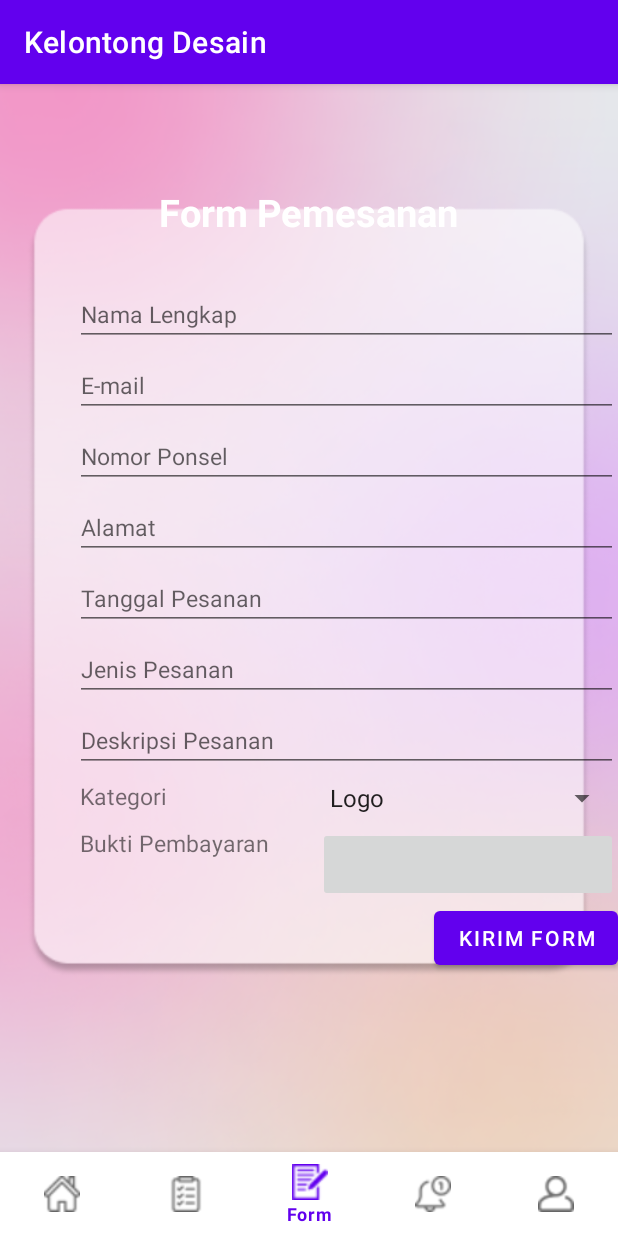
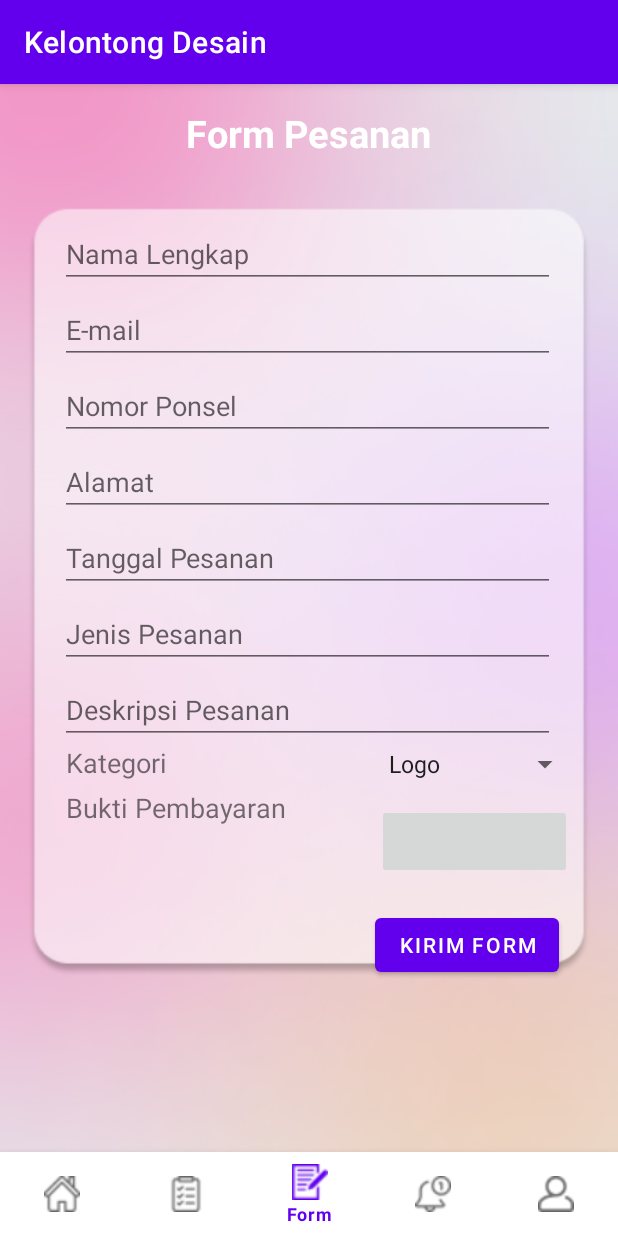
Before and after one commit to rahmarmd/project, an Android app: the screen it shows after launch (MainActivity), item 3 of the bottom bar chosen, on a phone screen of 412 x 824 dp. Run offline under Robolectric (Android 15) with nearby library versions, the phone set to English and light mode, and no system bars.

Commit message:
update fragment form 2

```diff
--- a/app/src/main/res/layout/fragment_form.xml
+++ b/app/src/main/res/layout/fragment_form.xml
@@ -1,165 +1,182 @@
 <?xml version="1.0" encoding="utf-8"?>
-<RelativeLayout xmlns:android="http://schemas.android.com/apk/res/android"
+<LinearLayout xmlns:android="http://schemas.android.com/apk/res/android"
+    xmlns:app="http://schemas.android.com/apk/res-auto"
     xmlns:tools="http://schemas.android.com/tools"
     android:layout_width="match_parent"
     android:layout_height="match_parent"
+    android:orientation="vertical"
     android:background="@drawable/back"
-    tools:context=".FormFragment"
-    android:gravity="center">
+    tools:context=".FormFragment">
 
-    <!-- TODO: Update blank fragment layout -->
     <TextView
-        android:id="@+id/jdl1"
         android:layout_width="wrap_content"
         android:layout_height="wrap_content"
-        android:layout_centerHorizontal="true"
-        android:layout_marginTop="20dp"
-        android:text="Form Pemesanan"
+        android:layout_margin="15dp"
+        android:layout_marginBottom="80dp"
+        android:layout_marginTop="10dp"
+        android:layout_gravity="center"
+        android:textStyle="bold"
         android:textColor="@color/white"
-        android:textSize="25dp"
-        android:textStyle="bold"
-        android:layout_gravity="center"/>
+        android:text="Form Pesanan"
+        android:textSize="25dp" />
 
-    <!--Nama Lengkap-->
+<!--    Nama Lengkap-->
     <EditText
         android:id="@+id/nm"
-        android:layout_width="wrap_content"
+        android:layout_width="330dp"
         android:layout_height="wrap_content"
+        android:layout_marginLeft="40dp"
+        android:layout_marginTop="25dp"
+        android:ems="10"
+        android:gravity="left"
         android:hint="Nama Lengkap"
-        android:ems="22"
-        android:layout_marginLeft="50dp"
         android:inputType="textPersonName"
-        android:layout_below="@id/jdl1"
-        android:layout_marginTop="30dp"
-        android:textSize="15sp"/>
+        android:textSize="18sp" />
 
-    <!--E-mail-->
+<!--    Email-->
     <EditText
         android:id="@+id/mail"
-        android:layout_width="wrap_content"
+        android:layout_width="330dp"
         android:layout_height="wrap_content"
+        android:layout_marginLeft="40dp"
+        android:layout_marginTop="5dp"
+        android:ems="10"
+        android:gravity="left"
         android:hint="E-mail"
-        android:ems="22"
-        android:layout_marginLeft="50dp"
         android:inputType="textEmailAddress"
-        android:layout_below="@id/nm"
-        android:layout_marginTop="5dp"
-        android:textSize="15sp"/>
+        android:textSize="18sp" />
 
-    <!--Nomor Ponsel-->
+<!--    Nomor Ponsel-->
         <EditText
             android:id="@+id/no"
-        android:layout_width="wrap_content"
+            android:layout_width="330dp"
             android:layout_height="wrap_content"
             android:hint="Nomor Ponsel"
-        android:ems="22"
-        android:layout_marginLeft="50dp"
+            android:ems="10"
+            android:layout_marginLeft="40dp"
+            android:layout_marginTop="5dp"
+            android:gravity="left"
             android:inputType="phone"
-        android:layout_below="@id/mail"
-        android:layout_marginTop="5dp"
-        android:textSize="15sp"/>
+            android:textSize="18sp"/>
 
         <!--Alamat-->
         <EditText
             android:id="@+id/alamat"
-        android:layout_width="wrap_content"
+            android:layout_width="330dp"
             android:layout_height="wrap_content"
-        android:layout_below="@id/no"
-        android:layout_marginLeft="50dp"
+            android:layout_marginLeft="40dp"
             android:layout_marginTop="5dp"
-        android:ems="22"
+            android:gravity="left"
+            android:ems="10"
             android:hint="Alamat"
             android:inputType="textLongMessage"
-        android:textSize="15sp" />
+            android:textSize="18sp" />
 
         <!--Tgl Pesan-->
         <EditText
             android:id="@+id/tgl"
-        android:layout_width="wrap_content"
+            android:layout_width="330dp"
             android:layout_height="wrap_content"
             android:hint="Tanggal Pesanan"
-        android:ems="22"
-        android:layout_marginLeft="50dp"
+            android:ems="10"
+            android:layout_marginLeft="40dp"
+            android:gravity="left"
             android:inputType="date"
-        android:layout_below="@id/alamat"
             android:layout_marginTop="5dp"
-        android:textSize="15sp"/>
+            android:textSize="18sp"/>
 
         <!--Jns Pesanan-->
         <EditText
             android:id="@+id/jns"
-        android:layout_width="wrap_content"
+            android:layout_width="330dp"
             android:layout_height="wrap_content"
-        android:layout_below="@id/tgl"
-        android:layout_marginLeft="50dp"
+            android:layout_marginLeft="40dp"
             android:layout_marginTop="5dp"
-        android:ems="22"
+            android:gravity="left"
+            android:ems="10"
             android:hint="Jenis Pesanan"
             android:inputType="text"
-        android:textSize="15sp" />
+            android:textSize="18sp" />
 
         <!--Desk Pesanan-->
         <EditText
             android:id="@+id/desk"
+            android:layout_width="330dp"
+            android:layout_height="wrap_content"
+            android:hint="Deskripsi Pesanan"
+            android:ems="10"
+            android:layout_marginLeft="40dp"
+            android:inputType="textLongMessage"
+            android:layout_marginTop="5dp"
+            android:gravity="left"
+            android:textSize="18sp"/>
+
+
+<!--    <Button-->
+<!--        android:id="@+id/btnlogin"-->
+<!--        android:layout_width="match_parent"-->
+<!--        android:layout_height="wrap_content"-->
+<!--        android:layout_below="@+id/txtpass"-->
+<!--        android:layout_margin="30dp"-->
+<!--        android:text="Login" />-->
+
+    <LinearLayout
         android:layout_width="wrap_content"
         android:layout_height="wrap_content"
-        android:hint="Deskripsi Pesanan"
-        android:ems="22"
-        android:layout_marginLeft="50dp"
-        android:inputType="textLongMessage"
-        android:layout_below="@id/jns"
-        android:layout_marginTop="5dp"
-        android:textSize="15sp"/>
-
-    <!--Kategori-->
+        android:orientation="horizontal"
+        android:layout_marginLeft="44dp">
         <TextView
-        android:id="@+id/ktg"
             android:layout_width="wrap_content"
             android:layout_height="wrap_content"
-        android:layout_below="@id/desk"
-        android:layout_marginLeft="53dp"
-        android:layout_marginTop="5dp"
-        android:text="Kategori"
-        android:textSize="15sp"/>
+            android:text="Kategori                              "
+            android:textStyle="normal"
+            android:textSize="18sp"
+            android:textAlignment="textStart" />
         <Spinner
             android:id="@+id/pilihktg"
-        android:layout_width="200dp"
-        android:layout_height="wrap_content"
-        android:layout_below="@id/desk"
-        android:layout_alignRight="@id/tgl"
-        android:layout_marginLeft="185dp"
-        android:layout_marginTop="5dp"
-        android:entries="@array/jenis_pesanan" />
-
-
-    <!--Bukti Pembayaran-->
-    <TextView
-        android:id="@+id/bukti"
             android:layout_width="wrap_content"
             android:layout_height="wrap_content"
-        android:layout_below="@id/ktg"
-        android:layout_marginLeft="53dp"
-        android:layout_marginTop="10dp"
-        android:text="Bukti Pembayaran"
-        android:textSize="15sp" />
+            android:entries="@array/jenis_pesanan"/>
+    </LinearLayout>
+
+    <LinearLayout
+        android:layout_width="wrap_content"
+        android:layout_height="wrap_content"
+        android:orientation="horizontal"
+        android:layout_marginLeft="44dp"
+        android:layout_marginTop="5dp">
+        <TextView
+            android:layout_width="wrap_content"
+            android:layout_height="wrap_content"
+            android:text="Bukti Pembayaran             "
+            android:textStyle="normal"
+            android:textSize="18sp"
+            android:textAlignment="textStart" />
             <ImageButton
                 android:id="@+id/gbr"
-        android:layout_width="200dp"
+                android:layout_width="130dp"
                 android:layout_height="50dp"
-        android:layout_below="@id/ktg"
-        android:layout_marginLeft="185dp"
-        android:layout_alignRight="@id/desk"
+                android:layout_alignRight="@id/pilihktg"
                 android:layout_marginTop="10dp"/>
+    </LinearLayout>
 
-    <!--Button-->
+<!--        <Button-->
+<!--            android:id="@+id/btnlogin"-->
+<!--            android:layout_width="wrap_content"-->
+<!--            android:layout_height="wrap_content"-->
+<!--            android:layout_below="@+id/txtpass"-->
+<!--            android:layout_margin="30dp"-->
+<!--            android:text="Login"-->
+<!--            -->
+<!--            />-->
         <Button
             android:layout_width="wrap_content"
             android:layout_height="wrap_content"
             android:text="Kirim Form"
-        android:layout_below="@id/gbr"
-        android:layout_marginBottom="70dp"
-        android:layout_alignRight="@id/gbr"
+            android:layout_marginBottom="25dp"
             android:id="@+id/button"
-        android:onClick="kirimform"/>
+            android:onClick="kirimform"
+            android:layout_marginLeft="250dp"
+            android:layout_marginTop="20dp"/>
 
-</RelativeLayout>
+</LinearLayout>
```
Lines whose indentation alone changed are shown as unchanged.
